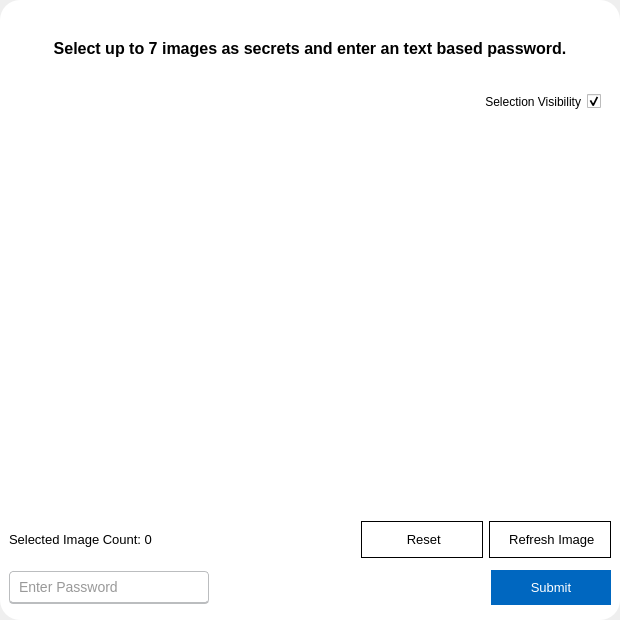
Before: the Qt Designer form src/views/register_views/picture_password_view.ui in devforgely/MFA-Simulator, drawn with Qt 5.
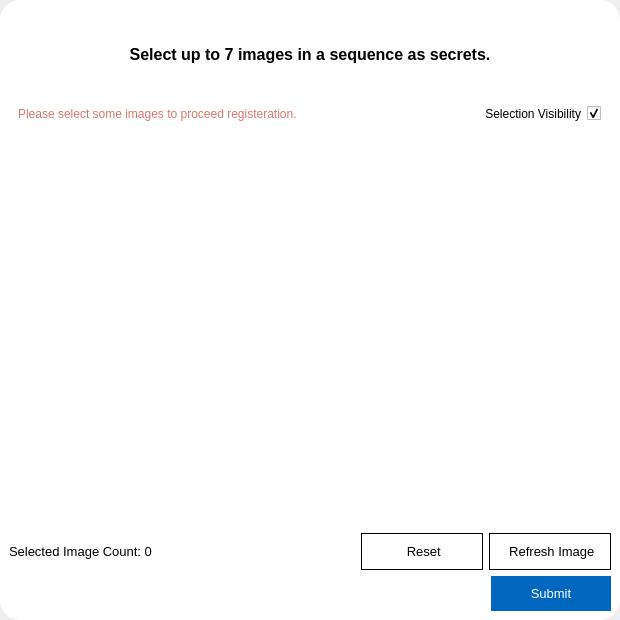
After: the same form once the commit is applied. Icons and pictures are not drawn. Custom widgets are drawn as their Qt base class.

Commit message: update picture password and fingerprint method

Patch:
```diff
--- a/src/views/register_views/picture_password_view.ui
+++ b/src/views/register_views/picture_password_view.ui
@@ -10,11 +10,11 @@
     <height>620</height>
    </rect>
   </property>
-  <property name="maximumSize">
-   <size>
-    <width>620</width>
-    <height>620</height>
-   </size>
+  <property name="sizePolicy">
+   <sizepolicy hsizetype="Expanding" vsizetype="Expanding">
+    <horstretch>0</horstretch>
+    <verstretch>0</verstretch>
+   </sizepolicy>
   </property>
   <property name="windowTitle">
    <string>Form</string>
@@ -39,23 +39,6 @@
 	font-weight: 400;
 }
 
-QLineEdit {
-	height: 30px;
-	width: 200px;
-  	margin: 7px 0;
-	padding: 0 7px;
-	border: 1.2px solid #bbbdbf;
- 	border-bottom-width: 2px;
- 	border-radius: 4px;
-	font-size: 14px;
-	font-weight: 400;
-	color: #333;
-}
-
-QLineEdit:focus {
-	border-color: #4070f4;
-}
-
 QPushButton {
 	font-size: 10pt;
 	font-weight: 400;
@@ -74,6 +57,10 @@
 	color: white;
 	border: none;
 	background-color: #0067c0;
+}
+
+#warning_label {
+	color: #d5786c;
 }</string>
   </property>
   <layout class="QVBoxLayout" name="verticalLayout">
@@ -93,7 +80,13 @@
     <number>0</number>
    </property>
    <item>
-    <widget class="QFrame" name="frame">
+    <widget class="ShadowFrame" name="frame">
+     <property name="maximumSize">
+      <size>
+       <width>620</width>
+       <height>620</height>
+      </size>
+     </property>
      <property name="frameShape">
       <enum>QFrame::StyledPanel</enum>
      </property>
@@ -104,7 +97,7 @@
       <item>
        <widget class="QLabel" name="form_title">
         <property name="text">
-         <string>Select up to 7 images as secrets and enter an text based password.</string>
+         <string>Select up to 7 images in a sequence as secrets.</string>
         </property>
         <property name="alignment">
          <set>Qt::AlignCenter</set>
@@ -114,6 +107,15 @@
         </property>
        </widget>
       </item>
+      <item>
+       <layout class="QHBoxLayout" name="horizontalLayout_3">
+        <item alignment="Qt::AlignHCenter">
+         <widget class="QLabel" name="warning_label">
+          <property name="text">
+           <string>Please select some images to proceed registeration.</string>
+          </property>
+         </widget>
+        </item>
       <item alignment="Qt::AlignLeft">
        <widget class="QCheckBox" name="visible_check">
         <property name="cursor">
@@ -130,6 +132,8 @@
         </property>
        </widget>
       </item>
+       </layout>
+      </item>
       <item>
        <widget class="QFrame" name="image_view">
         <property name="minimumSize">
@@ -337,51 +341,7 @@
         <property name="spacing">
          <number>5</number>
         </property>
-        <item>
-         <widget class="QLineEdit" name="password_field">
-          <property name="sizePolicy">
-           <sizepolicy hsizetype="Minimum" vsizetype="Fixed">
-            <horstretch>0</horstretch>
-            <verstretch>0</verstretch>
-           </sizepolicy>
-          </property>
-          <property name="minimumSize">
-           <size>
-            <width>120</width>
-            <height>0</height>
-           </size>
-          </property>
-          <property name="maximumSize">
-           <size>
-            <width>200</width>
-            <height>16777215</height>
-           </size>
-          </property>
-          <property name="maxLength">
-           <number>127</number>
-          </property>
-          <property name="frame">
-           <bool>false</bool>
-          </property>
-          <property name="placeholderText">
-           <string>Enter Password</string>
-          </property>
-         </widget>
-        </item>
-        <item>
-         <spacer name="horizontalSpacer">
-          <property name="orientation">
-           <enum>Qt::Horizontal</enum>
-          </property>
-          <property name="sizeHint" stdset="0">
-           <size>
-            <width>40</width>
-            <height>20</height>
-           </size>
-          </property>
-         </spacer>
-        </item>
-        <item>
+        <item alignment="Qt::AlignRight">
          <widget class="QPushButton" name="submit_btn">
           <property name="cursor">
            <cursorShape>PointingHandCursor</cursorShape>
@@ -404,6 +364,12 @@
    <extends>QLabel</extends>
    <header>widgets/clickables.h</header>
   </customwidget>
+  <customwidget>
+   <class>ShadowFrame</class>
+   <extends>QFrame</extends>
+   <header location="global">widgets/shadow.h</header>
+   <container>1</container>
+  </customwidget>
  </customwidgets>
  <resources/>
  <connections/>
```
Lines whose indentation alone changed are shown as unchanged. The commit also changes 20 other files.
